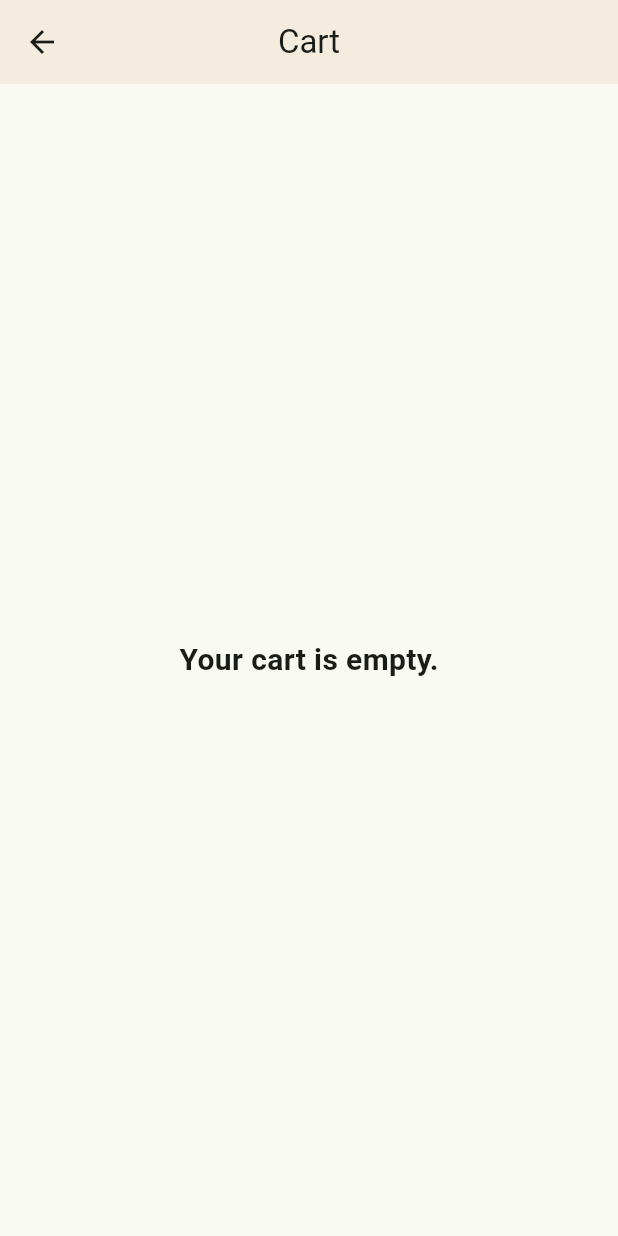
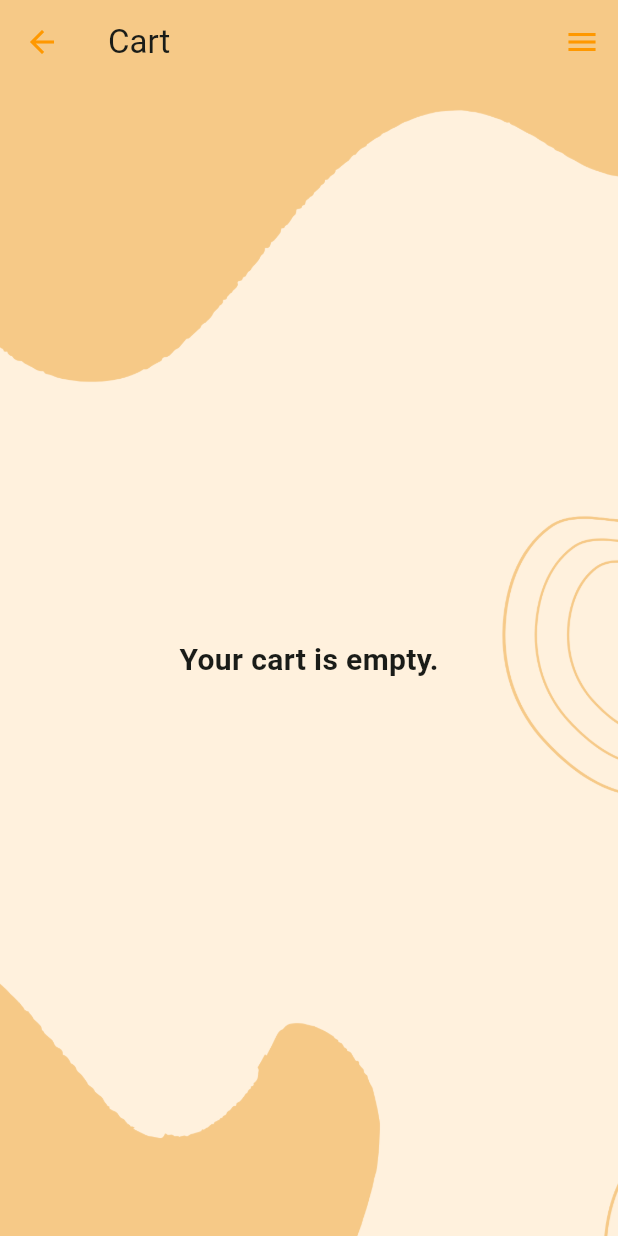
Before and after one commit to saatvika07/Campus-Bites, a Flutter app: the MenuPage screen opened directly with empty values, after a tap on the "shopping cart" icon, on a phone screen of 412 x 824 dp. Run offline on Flutter 3.47's test engine with Material 3 defaults, Android fonts, the phone set to English and light mode, and no system bars; our stand-ins replace icons_plus.

Commit message:
custom scaffold for all pages

```diff
--- a/lib/pages/cart_page1.dart
+++ b/lib/pages/cart_page1.dart
@@ -1,4 +1,5 @@
 import 'package:flutter/material.dart';
+import 'package:login_signup/widgets/custom_scaffold.dart';
 
 class CartPage extends StatefulWidget {
   final List<Map<String, dynamic>> cartItems;
@@ -39,14 +40,9 @@ class _CartPageState extends State<CartPage> {
       total += price * item['quantity']; // 'price' is now a double
     }
 
-    return Scaffold(
-      appBar: AppBar(
-        title: const Text("Cart"),
-        backgroundColor: const Color.fromARGB(255, 244, 243, 243),
-        centerTitle: true,
-        elevation: 8,
-      ),
-      body: widget.cartItems.isEmpty
+    return CustomScaffold(
+        title: "Cart",
+      child: widget.cartItems.isEmpty
           ? const Center(
               child: Text(
                 "Your cart is empty.",
--- a/lib/pages/menu_page.dart
+++ b/lib/pages/menu_page.dart
@@ -1,5 +1,6 @@
 import 'dart:convert';
 import 'package:flutter/material.dart';
+import 'package:login_signup/widgets/custom_scaffold.dart';
 import 'cart_page1.dart';
 
 class MenuPage extends StatefulWidget {
@@ -63,12 +64,9 @@ class _MenuPageState extends State<MenuPage> {
 
   @override
   Widget build(BuildContext context) {
-    return Scaffold(
-      appBar: AppBar(
-        title: Text(widget.restaurantName),
-        backgroundColor: Colors.orange.shade700,
-      ),
-      body: Stack(
+    return CustomScaffold(
+      title: widget.restaurantName,
+      child: Stack(
         children: [
           FutureBuilder<List<Map<String, dynamic>>>(
             future: loadMenuItems(context),
--- a/lib/screens/home.dart
+++ b/lib/screens/home.dart
@@ -58,6 +58,7 @@ class HomeScreen extends StatelessWidget {
   @override
   Widget build(BuildContext context) {
     return CustomScaffold(
+      title: 'Home',
       child: FutureBuilder<List<Map<String, dynamic>>>(  // Loading the restaurant data
         future: loadItems(context),
         builder: (context, snapshot) {
--- a/lib/widgets/custom_scaffold.dart
+++ b/lib/widgets/custom_scaffold.dart
@@ -1,13 +1,15 @@
 import 'package:flutter/material.dart';
 
 class CustomScaffold extends StatelessWidget {
-  const CustomScaffold({super.key, this.child});
+  const CustomScaffold({super.key, this.child, this.title});
   final Widget? child;
+  final String? title;  // Optional title parameter
 
   @override
   Widget build(BuildContext context) {
     return Scaffold(
       appBar: AppBar(
+        title: title != null ? Text(title!) : null,  // Set title dynamically
         iconTheme: const IconThemeData(color: Colors.orange),
         backgroundColor: Colors.transparent,
         elevation: 0,
@@ -19,7 +21,6 @@ class CustomScaffold extends StatelessWidget {
             ),
             onPressed: () {
               // Define the action you want when the admin icon is tapped
-              // You can navigate to an admin panel or show a dialog here
             },
           ),
         ],
```
